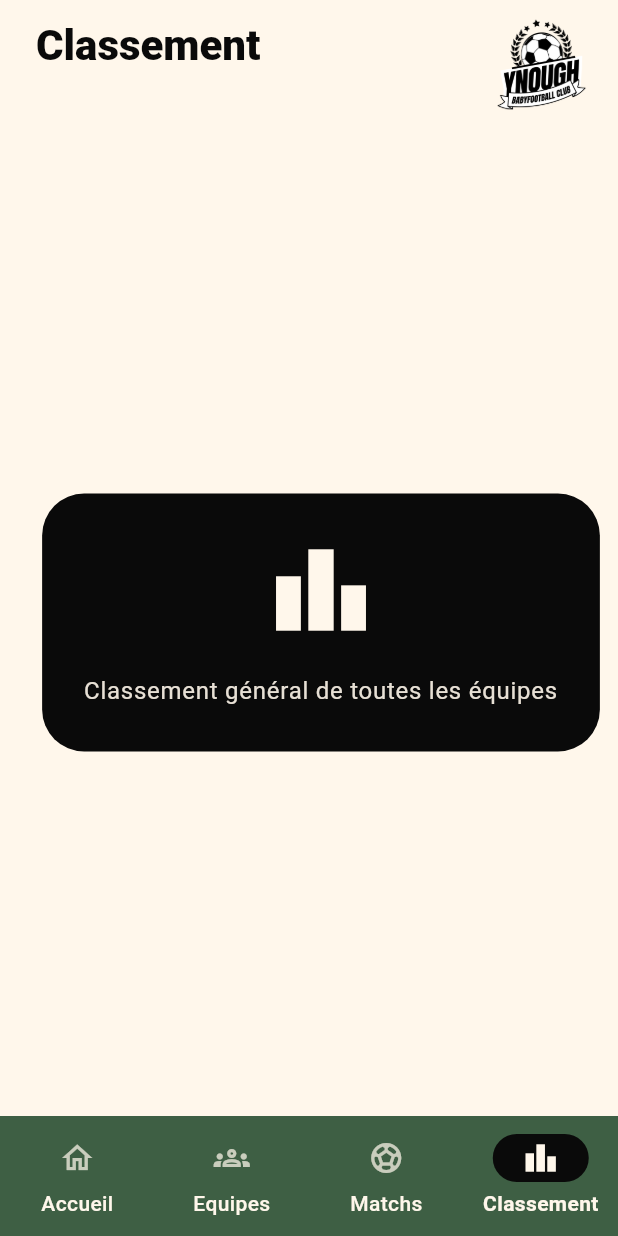
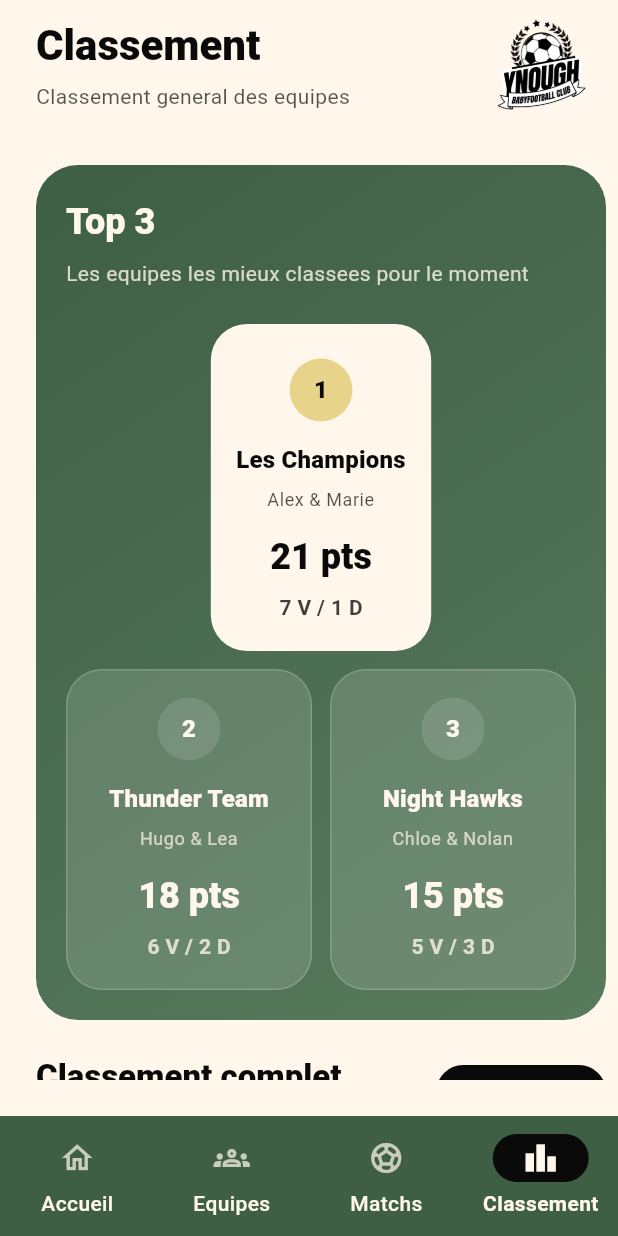
Before and after one commit to Ynough-Corporation/Ynough_dev, a Flutter app: the screen it shows after launch, item 4 of the bottom bar chosen, on a phone screen of 412 x 824 dp. Run offline on Flutter 3.47's test engine with Material 3 defaults, Android fonts, the phone set to English and light mode, and no system bars.

Commit message:
feat(matchs) : made widgets so it's easier to use

```diff
--- a/Ynough/lib/navbar/navbar.dart
+++ b/Ynough/lib/navbar/navbar.dart
@@ -2,8 +2,10 @@ import 'package:flutter/material.dart';
 
 import '../matches/matches_page.dart';
 import '../pages/placeholder_page.dart';
+import '../ranking/ranking_page.dart';
 
 const ynoughBlack = Color(0xFF0A0A0A);
+const ynoughGreen = Color(0xFF3E5F44);
 const ynoughCream = Color(0xFFFFF7EB);
 
 class MainNavigationScreen extends StatefulWidget {
@@ -33,7 +35,7 @@ class _MainNavigationScreenState extends State<MainNavigationScreen> {
       selectedIcon: Icons.groups,
       page: PlaceholderPage(
         title: 'Equipes',
-        subtitle: 'Équipes inscrites, leur nombre de victoires et de défaites, bouton ajouter une équipe',
+        subtitle: 'Equipes inscrites, leur nombre de victoires et de defaites, bouton ajouter une equipe',
         icon: Icons.groups,
       ),
     ),
@@ -47,11 +49,7 @@ class _MainNavigationScreenState extends State<MainNavigationScreen> {
       title: 'Classement',
       icon: Icons.leaderboard_outlined,
       selectedIcon: Icons.leaderboard,
-      page: PlaceholderPage(
-        title: 'Classement',
-        subtitle: 'Classement général de toutes les équipes',
-        icon: Icons.leaderboard,
-      ),
+      page: RankingPage(),
     ),
   ];
 
--- /dev/null
+++ b/Ynough/lib/ranking/ranking_page.dart
@@ -0,0 +1,138 @@
+import 'package:flutter/material.dart';
+
+import '../navbar/navbar.dart';
+import '../widgets/page_header.dart';
+import 'widgets/ranking_hero.dart';
+import 'widgets/ranking_list_card.dart';
+import 'widgets/ranking_table_header.dart';
+
+const List<RankedTeam> _mockRanking = [
+  RankedTeam(
+    rank: 1,
+    name: 'Les Champions',
+    players: ['Alex', 'Marie'],
+    played: 8,
+    wins: 7,
+    losses: 1,
+    points: 21,
+  ),
+  RankedTeam(
+    rank: 2,
+    name: 'Thunder Team',
+    players: ['Hugo', 'Lea'],
+    played: 8,
+    wins: 6,
+    losses: 2,
+    points: 18,
+  ),
+  RankedTeam(
+    rank: 3,
+    name: 'Night Hawks',
+    players: ['Chloe', 'Nolan'],
+    played: 8,
+    wins: 5,
+    losses: 3,
+    points: 15,
+  ),
+  RankedTeam(
+    rank: 4,
+    name: 'Blue Falcons',
+    players: ['Ines', 'Yanis'],
+    played: 8,
+    wins: 4,
+    losses: 4,
+    points: 12,
+  ),
+  RankedTeam(
+    rank: 5,
+    name: 'Golden Set',
+    players: ['Sarah', 'Amine'],
+    played: 8,
+    wins: 3,
+    losses: 5,
+    points: 9,
+  ),
+  RankedTeam(
+    rank: 6,
+    name: 'Fire Squad',
+    players: ['Lucas', 'Emma'],
+    played: 8,
+    wins: 2,
+    losses: 6,
+    points: 6,
+  ),
+  RankedTeam(
+    rank: 7,
+    name: 'Red Storm',
+    players: ['Mila', 'Ethan'],
+    played: 8,
+    wins: 1,
+    losses: 7,
+    points: 3,
+  ),
+];
+
+class RankingPage extends StatelessWidget {
+  const RankingPage({super.key});
+
+  @override
+  Widget build(BuildContext context) {
+    final podiumTeams = _mockRanking.take(3).toList();
+
+    return Container(
+      width: double.infinity,
+      padding: const EdgeInsets.fromLTRB(24, 0, 8, 24),
+      color: ynoughCream,
+      child: SafeArea(
+        top: false,
+        child: Column(
+          crossAxisAlignment: CrossAxisAlignment.start,
+          children: [
+            PageHeader(
+              title: 'Classement',
+              subtitle: 'Classement general des equipes',
+            ),
+            const SizedBox(height: 24),
+            Expanded(
+              child: ListView(
+                physics: const AlwaysScrollableScrollPhysics(),
+                children: [
+                  RankingHero(topTeams: podiumTeams),
+                  const SizedBox(height: 24),
+                  RankingTableHeader(totalTeams: _mockRanking.length),
+                  const SizedBox(height: 14),
+                  ..._mockRanking.map(
+                    (team) => Padding(
+                      padding: const EdgeInsets.only(bottom: 14),
+                      child: RankingListCard(team: team),
+                    ),
+                  ),
+                ],
+              ),
+            ),
+          ],
+        ),
+      ),
+    );
+  }
+}
+
+class RankedTeam {
+  const RankedTeam({
+    required this.rank,
+    required this.name,
+    required this.players,
+    required this.played,
+    required this.wins,
+    required this.losses,
+    required this.points,
+  });
+
+  final int rank;
+  final String name;
+  final List<String> players;
+  final int played;
+  final int wins;
+  final int losses;
+  final int points;
+}
--- /dev/null
+++ b/Ynough/lib/ranking/widgets/ranking_hero.dart
@@ -0,0 +1,166 @@
+import 'package:flutter/material.dart';
+
+import '../../navbar/navbar.dart';
+import '../ranking_page.dart';
+
+class RankingHero extends StatelessWidget {
+  const RankingHero({
+    super.key,
+    required this.topTeams,
+  });
+
+  final List<RankedTeam> topTeams;
+
+  @override
+  Widget build(BuildContext context) {
+    if (topTeams.length < 3) {
+      return const SizedBox.shrink();
+    }
+
+    final second = topTeams[1];
+    final first = topTeams[0];
+    final third = topTeams[2];
+
+    return Container(
+      padding: const EdgeInsets.fromLTRB(20, 22, 20, 20),
+      decoration: BoxDecoration(
+        gradient: const LinearGradient(
+          colors: [Color(0xFF3E5F44), Color(0xFF587A5D)],
+          begin: Alignment.topLeft,
+          end: Alignment.bottomRight,
+        ),
+        borderRadius: BorderRadius.circular(28),
+      ),
+      child: Column(
+        crossAxisAlignment: CrossAxisAlignment.start,
+        children: [
+          Text(
+            'Top 3',
+            style: Theme.of(context).textTheme.headlineSmall?.copyWith(
+                  color: ynoughCream,
+                  fontWeight: FontWeight.w800,
+                ),
+          ),
+          const SizedBox(height: 8),
+          Text(
+            'Les equipes les mieux classees pour le moment',
+            style: Theme.of(context).textTheme.bodyMedium?.copyWith(
+                  color: ynoughCream.withValues(alpha: 0.8),
+                ),
+          ),
+          const SizedBox(height: 24),
+          LayoutBuilder(
+            builder: (context, constraints) {
+              if (constraints.maxWidth < 560) {
+                return Column(
+                  children: [
+                    _PodiumCard(team: first, highlight: true),
+                    const SizedBox(height: 12),
+                    Row(
+                      children: [
+                        Expanded(child: _PodiumCard(team: second)),
+                        const SizedBox(width: 12),
+                        Expanded(child: _PodiumCard(team: third)),
+                      ],
+                    ),
+                  ],
+                );
+              }
+
+              return Row(
+                crossAxisAlignment: CrossAxisAlignment.end,
+                children: [
+                  Expanded(child: _PodiumCard(team: second)),
+                  const SizedBox(width: 12),
+                  Expanded(child: _PodiumCard(team: first, highlight: true)),
+                  const SizedBox(width: 12),
+                  Expanded(child: _PodiumCard(team: third)),
+                ],
+              );
+            },
+          ),
+        ],
+      ),
+    );
+  }
+}
+
+class _PodiumCard extends StatelessWidget {
+  const _PodiumCard({
+    required this.team,
+    this.highlight = false,
+  });
+
+  final RankedTeam team;
+  final bool highlight;
+
+  @override
+  Widget build(BuildContext context) {
+    final backgroundColor = highlight ? ynoughCream : Colors.white.withValues(alpha: 0.14);
+    final foregroundColor = highlight ? ynoughBlack : ynoughCream;
+
+    return Container(
+      padding: EdgeInsets.fromLTRB(16, highlight ? 22 : 18, 16, 18),
+      decoration: BoxDecoration(
+        color: backgroundColor,
+        borderRadius: BorderRadius.circular(24),
+        border: Border.all(
+          color: highlight ? Colors.transparent : Colors.white.withValues(alpha: 0.18),
+        ),
+      ),
+      child: Column(
+        children: [
+          Container(
+            width: 42,
+            height: 42,
+            decoration: BoxDecoration(
+              color: highlight ? const Color(0xFFE8D38A) : Colors.white.withValues(alpha: 0.12),
+              shape: BoxShape.circle,
+            ),
+            alignment: Alignment.center,
+            child: Text(
+              '${team.rank}',
+              style: Theme.of(context).textTheme.titleMedium?.copyWith(
+                    color: highlight ? ynoughBlack : ynoughCream,
+                    fontWeight: FontWeight.w800,
+                  ),
+            ),
+          ),
+          const SizedBox(height: 14),
+          Text(
+            team.name,
+            textAlign: TextAlign.center,
+            style: Theme.of(context).textTheme.titleMedium?.copyWith(
+                  color: foregroundColor,
+                  fontWeight: FontWeight.w800,
+                ),
+          ),
+          const SizedBox(height: 6),
+          Text(
+            team.players.join(' & '),
+            textAlign: TextAlign.center,
+            style: Theme.of(context).textTheme.bodySmall?.copyWith(
+                  color: foregroundColor.withValues(alpha: 0.72),
+                ),
+          ),
+          const SizedBox(height: 14),
+          Text(
+            '${team.points} pts',
+            style: Theme.of(context).textTheme.headlineSmall?.copyWith(
+                  color: foregroundColor,
+                  fontWeight: FontWeight.w900,
+                ),
+          ),
+          const SizedBox(height: 8),
+          Text(
+            '${team.wins} V / ${team.losses} D',
+            style: Theme.of(context).textTheme.bodyMedium?.copyWith(
+                  color: foregroundColor.withValues(alpha: 0.78),
+                  fontWeight: FontWeight.w600,
+                ),
+          ),
+        ],
+      ),
+    );
+  }
+}
--- /dev/null
+++ b/Ynough/lib/ranking/widgets/ranking_table_header.dart
@@ -0,0 +1,55 @@
+import 'package:flutter/material.dart';
+
+import '../../navbar/navbar.dart';
+
+class RankingTableHeader extends StatelessWidget {
+  const RankingTableHeader({
+    super.key,
+    required this.totalTeams,
+  });
+
+  final int totalTeams;
+
+  @override
+  Widget build(BuildContext context) {
+    return Row(
+      children: [
+        Expanded(
+          child: Column(
+            crossAxisAlignment: CrossAxisAlignment.start,
+            children: [
+              Text(
+                'Classement complet',
+                style: Theme.of(context).textTheme.titleLarge?.copyWith(
+                      color: ynoughBlack,
+                      fontWeight: FontWeight.w800,
+                    ),
+              ),
+              const SizedBox(height: 4),
+              Text(
+                '$totalTeams equipes',
+                style: Theme.of(context).textTheme.bodyMedium?.copyWith(
+                      color: ynoughBlack.withValues(alpha: 0.65),
+                    ),
+              ),
+            ],
+          ),
+        ),
+        Container(
+          padding: const EdgeInsets.symmetric(horizontal: 14, vertical: 10),
+          decoration: BoxDecoration(
+            color: ynoughBlack,
+            borderRadius: BorderRadius.circular(18),
+          ),
+          child: Text(
+            'Pts / V / D / J',
+            style: Theme.of(context).textTheme.labelLarge?.copyWith(
+                  color: ynoughCream,
+                  fontWeight: FontWeight.w700,
+                ),
+          ),
+        ),
+      ],
+    );
+  }
+}
```
Also changed, not shown: Ynough/lib/ranking/widgets/ranking_list_card.dart (added, +189 -0 lines).
